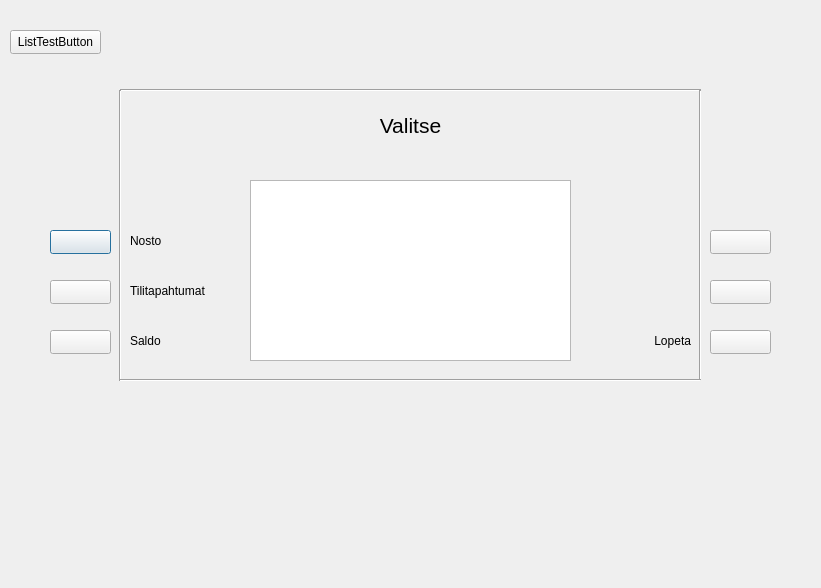
Above: bank-automat/bankwindow.ui from darkkeri/Bank-automat before the change. Below: the same form after it.
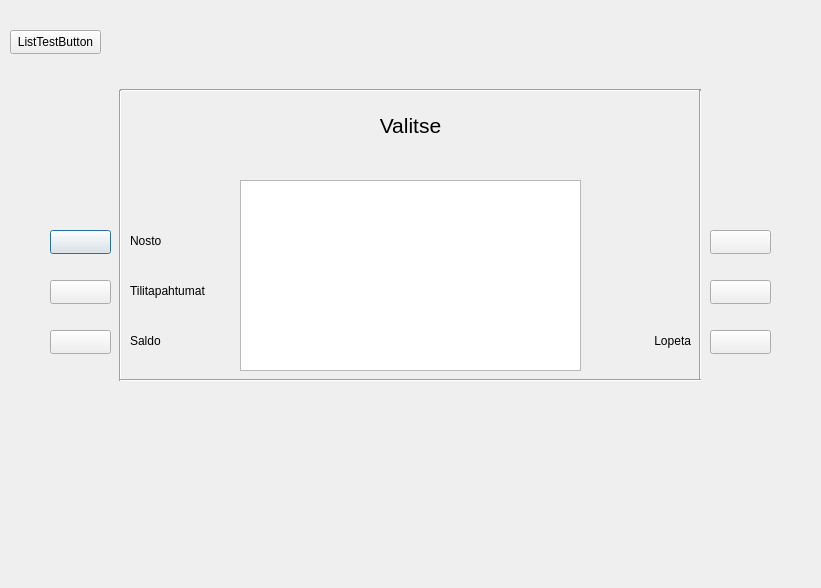
That is the form after the change.

Diff of the .ui file:
```diff
--- a/bank-automat/bankwindow.ui
+++ b/bank-automat/bankwindow.ui
@@ -314,10 +314,10 @@
   <widget class="QTableView" name="logsTableView">
    <property name="geometry">
     <rect>
-     <x>250</x>
+     <x>240</x>
      <y>180</y>
-     <width>321</width>
-     <height>181</height>
+     <width>341</width>
+     <height>191</height>
     </rect>
    </property>
   </widget>
```
